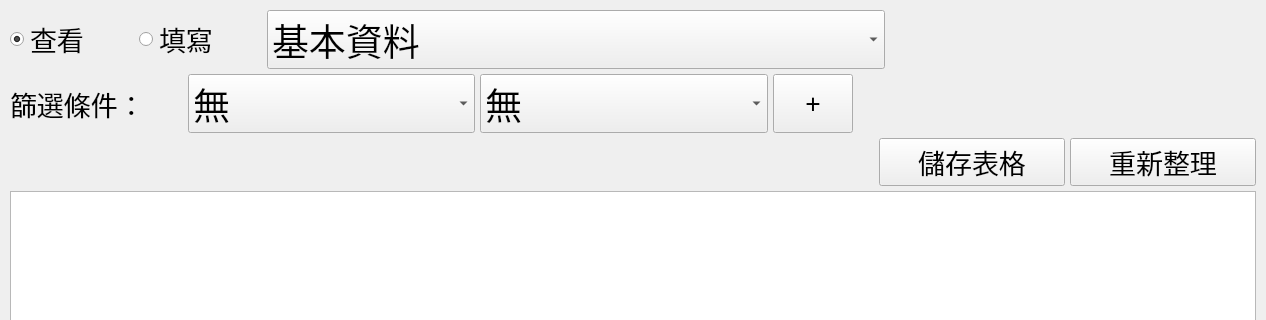
Qt form AccountSystem/ui/AccountPage.ui (bryannnnn-h/account_system) before a commit; both pictures show x 0 to 1266 and y 0 to 320 of the 1266 by 827 pixel window.
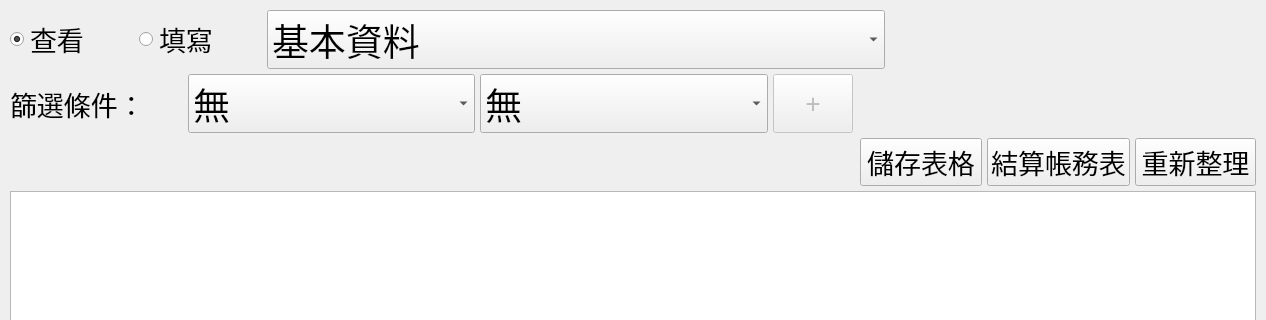
The same form after that commit.

```diff
--- a/AccountSystem/ui/AccountPage.ui
+++ b/AccountSystem/ui/AccountPage.ui
@@ -143,6 +143,9 @@
      </item>
      <item>
       <widget class="QPushButton" name="addConditionpushButton">
+       <property name="enabled">
+        <bool>false</bool>
+       </property>
        <property name="sizePolicy">
         <sizepolicy hsizetype="Preferred" vsizetype="Preferred">
          <horstretch>0</horstretch>
@@ -197,7 +200,7 @@
     </layout>
    </item>
    <item>
-    <layout class="QHBoxLayout" name="horizontalLayout_2" stretch="14,3,3">
+    <layout class="QHBoxLayout" name="horizontalLayout_2" stretch="14,2,2,2">
      <item>
       <spacer name="horizontalSpacer_4">
        <property name="orientation">
@@ -224,6 +227,19 @@
        </property>
       </widget>
      </item>
+     <item>
+      <widget class="QPushButton" name="SaveToAccount_pushButton">
+       <property name="font">
+        <font>
+         <family>微軟正黑體</family>
+         <pointsize>20</pointsize>
+        </font>
+       </property>
+       <property name="text">
+        <string>結算帳務表</string>
+       </property>
+      </widget>
+     </item>
      <item>
       <widget class="QPushButton" name="RefreshTable_pushButton">
        <property name="font">
```
